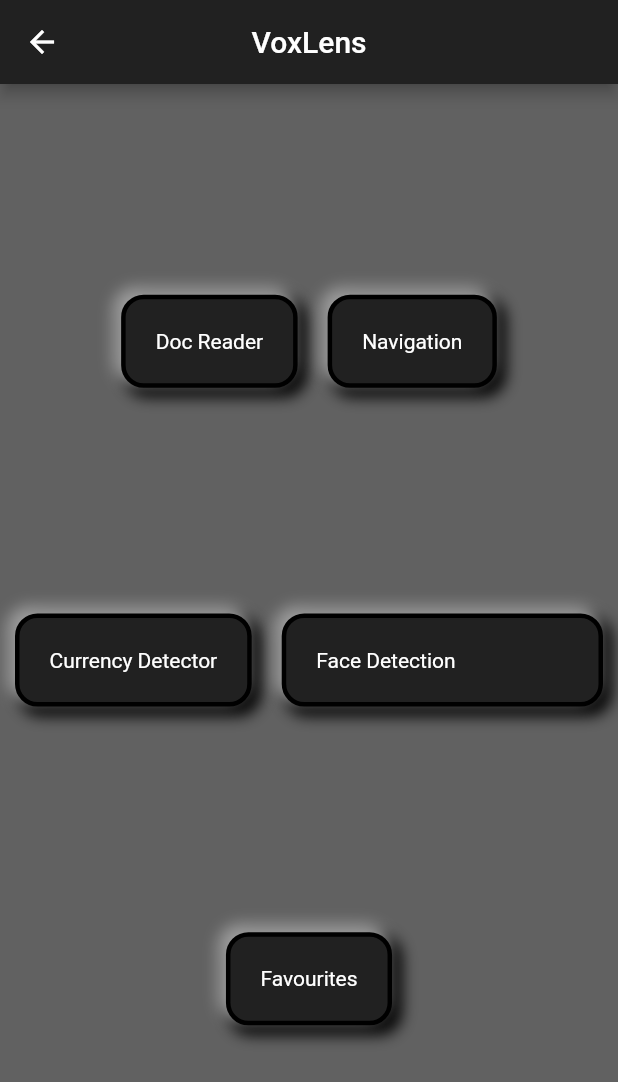
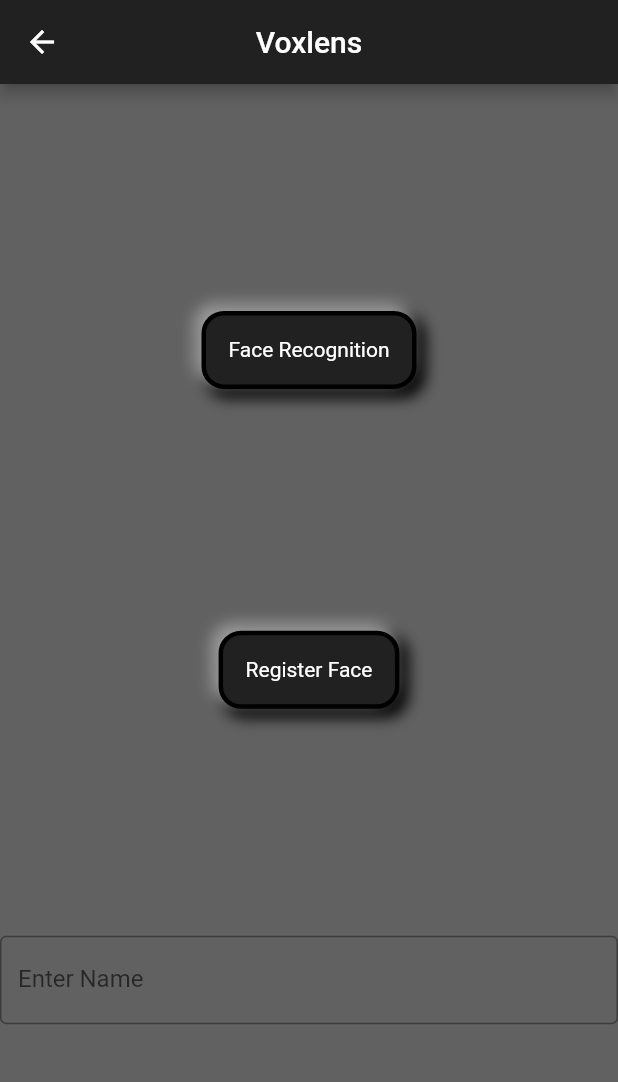
Before and after one commit to aaadddiii/voxlens, a Flutter app: the Main_menu screen opened directly, after a tap on "Navigation", on a phone screen of 412 x 824 dp. Shown: the top 1082 px of the screen. Run offline on Flutter 3.47's test engine with Material 2 defaults, Android fonts, the phone set to English and light mode, and no system bars; our stand-ins replace dio, file_picker, flutter_dotenv, flutter_tts, image_picker, speech_to_text; missing offline and left inert: alan_voice, google_ml_kit, read_pdf_text.

Commit message:
face detetion

```diff
--- a/client/lib/home_screen.dart
+++ b/client/lib/home_screen.dart
@@ -82,7 +82,7 @@
 
       appBar: AppBar(
         backgroundColor: Colors.grey[900],
-        title: Text('VoxLens'),
+        title: Text('VoxLens '),
         centerTitle: true,
 
       ),
--- a/client/lib/main.dart
+++ b/client/lib/main.dart
@@ -1,7 +1,9 @@
 import 'package:flutter/material.dart';
 import 'home_screen.dart';
+import 'package:flutter_dotenv/flutter_dotenv.dart';
 
-void main() {
+Future main() async {
+  await dotenv.load(fileName: ".env");
   runApp(MaterialApp(
     home: Home()
   ));
--- a/client/lib/main_menu.dart
+++ b/client/lib/main_menu.dart
@@ -3,6 +3,7 @@
 import 'currency_detector.dart';
 import 'tts.dart';
 import 'package:alan_voice/alan_voice.dart';
+import 'navigation.dart';
 
 class Main_menu extends StatefulWidget {
   const Main_menu({Key? key}) : super(key: key);
@@ -62,7 +63,11 @@
               ),
               GestureDetector(
                 onTap: () {
-                  TTS().speak("navigation");
+                  // TTS().speak("navigation");
+                  Navigator.push(context,
+                      MaterialPageRoute(builder: (context) {
+                        return Navigation();
+                      }));
                 },
                 child: Expanded(child: Container(
                   child: Text('Navigation',
--- /dev/null
+++ b/client/lib/navigation.dart
@@ -0,0 +1,325 @@
+import 'package:flutter/foundation.dart';
+import 'package:flutter/material.dart';
+import 'package:google_ml_kit/google_ml_kit.dart';
+import 'package:image_picker/image_picker.dart';
+import 'tts.dart';
+import 'package:file_picker/file_picker.dart';
+import 'package:read_pdf_text/read_pdf_text.dart';
+import 'package:alan_voice/alan_voice.dart';
+import 'package:dio/dio.dart';
+import 'dart:io';
+import 'dart:convert';
+import 'package:flutter_dotenv/flutter_dotenv.dart';
+import 'package:http/http.dart' as http;
+
+
+
+class Navigation extends StatefulWidget {
+  const Navigation({Key? key}) : super(key: key);
+
+  @override
+  State<Navigation> createState() => _NavigationState();
+}
+
+class _NavigationState extends State<Navigation> {
+
+
+  XFile? imageFile;
+  String scannedText="";
+  TextEditingController reg = new TextEditingController();
+  @override
+  Widget build(BuildContext context) {
+    return Scaffold(
+      backgroundColor: Colors.grey[700],
+      appBar: AppBar(
+        backgroundColor: Colors.grey[900],
+        title: Text('Voxlens',
+          style: TextStyle(
+              color: Colors.white
+          ),),
+        centerTitle: true,
+      ),
+      body: Column(
+        mainAxisAlignment: MainAxisAlignment.spaceEvenly,
+        crossAxisAlignment: CrossAxisAlignment.center,
+        children:[
+          Flexible(child: Row(
+            mainAxisAlignment: MainAxisAlignment.center,
+            children: [
+              GestureDetector(
+                onTap: (){
+                  getImage(0);
+                },
+                child: Expanded(
+                    child: Container(
+                      child: Text('Face Recognition',
+                        style: TextStyle(
+                            color: Colors.white
+                        ),),
+                      padding: EdgeInsets.all(15.0),
+                      margin: EdgeInsets.all(10.0),
+                      // color: Colors.grey[900],
+                      decoration: BoxDecoration(
+                        color: Colors.grey[900],
+                        border: Border.all(width: 3,color: Colors.black),
+                        borderRadius: BorderRadius.all(Radius.circular(15)),
+                        boxShadow : [BoxShadow(color: Colors.black,spreadRadius: 2,blurRadius: 8,offset:Offset(4,4)),
+                          BoxShadow(color: Colors.grey,spreadRadius: 1,blurRadius: 8,offset:Offset(-4,-4))],
+                      ),
+                    )),
+              ),
+            ],
+          ),
+            flex: 2,),
+          Flexible(child: Row(
+            mainAxisAlignment: MainAxisAlignment.center,
+            children: [
+              GestureDetector(
+                onTap: (){
+                  if(reg.text == ""){
+                    showDialog(context: context, builder: (BuildContext context){
+                      return AlertDialog(
+                        title: Text("Enter a Name for the face"),
+                      );
+                    });
+                  }
+                  else{
+                    registerFace(reg.text);
+                  }
+                },
+                child: Expanded(
+                    child: Container(
+                      child: Text('Register Face',
+                        style: TextStyle(
+                            color: Colors.white
+                        ),),
+                      padding: EdgeInsets.all(15.0),
+                      margin: EdgeInsets.all(10.0),
+                      // color: Colors.grey[900],
+                      decoration: BoxDecoration(
+                        color: Colors.grey[900],
+                        border: Border.all(width: 3,color: Colors.black),
+                        borderRadius: BorderRadius.all(Radius.circular(15)),
+                        boxShadow : [BoxShadow(color: Colors.black,spreadRadius: 2,blurRadius: 8,offset:Offset(4,4)),
+                          BoxShadow(color: Colors.grey,spreadRadius: 1,blurRadius: 8,offset:Offset(-4,-4))],
+                      ),
+                    )),
+              ),
+            ],
+          ),
+            flex: 2,),
+          TextField(
+            controller: reg,
+            decoration: InputDecoration(
+              border: OutlineInputBorder(),
+              labelText: 'Enter Name'
+            ),
+          )
+        ],),
+    );
+  }
+
+  // XFile? imageFile;
+  // String scannedText="";
+  void getImage(int stch) async{
+    try{
+
+      final pickedImage;
+      if(stch == 1){
+        pickedImage = await ImagePicker().pickImage(source: ImageSource.gallery);
+      }
+      else{
+        pickedImage = await ImagePicker().pickImage(source: ImageSource.camera);
+      }
+      if(pickedImage != null){
+        imageFile = pickedImage;
+        _upload(pickedImage);
+      }
+    } catch(e){
+      print("Error occured");
+    }
+  }
+// void recognizeText(XFile image) async{
+//   final inputImage = InputImage.fromFilePath(image.path);
+//   final textDetector = GoogleMlKit.vision.textRecognizer();
+//   RecognizedText recognizedText = await textDetector.processImage(inputImage);
+//   await textDetector.close();
+//   scannedText = "";
+//   for(TextBlock block in recognizedText.blocks){
+//     for(TextLine line in block.lines){
+//       TTS().speak(line.text);
+//       scannedText = scannedText + line.text + "\n";
+//     }
+//   }
+//   print(scannedText);
+//   TTS().speak(scannedText);
+// }
+
+  void _upload(XFile file) async {
+    File image = File(file.path);
+    String fileName = file.path.split('/').last;
+    print(fileName);
+
+    String endPoint = dotenv.env['END_POINT']!;
+    String api_key = dotenv.env['API_KEY']!;
+    // Dio dio = new Dio();
+    // dio.options.headers["Ocp-Apim-Subscription-Key"] = api_key;
+    // dio.options.headers["con"] = api_key;
+    // var response = await dio.post(endPoint,data: data);
+    // print(response.data);
+    // // var text = response.data["description"]["captions"][0]["text"];
+    // // TTS().speak(text);
+    // print(fileName);
+
+    final uri = Uri.https(endPoint, "face/v1.0/detect");
+    final response = await http.post(
+      uri,
+      body: image.readAsBytesSync(),
+      headers: {
+        'Ocp-Apim-Subscription-Key': api_key,
+        'Content-Type': 'application/octet-stream'
+      },
+    );
+    List<dynamic> res = json.decode(response.body);
+    print(res);
+    List<String> faceIds = [];
+    for (var i = 0; i < res.length; i++) {
+      // TO DO
+      faceIds.add(res[i]["faceId"]);
+    }
+    print(faceIds);
+    _identify(faceIds);
+    print("printing .. ++ __ -- upload");
+  }
+
+  void _identify(List<String> faceIds) async{
+    String endPoint = dotenv.env['END_POINT']!;
+    String api_key = dotenv.env['API_KEY']!;
+    var uri = Uri.https(endPoint, "face/v1.0/identify");
+    var response = await http.post(
+      uri,
+      body: jsonEncode({
+        "PersonGroupId": "vox_lens",
+        "faceIds": faceIds,
+        "maxNumOfCandidatesReturned": 1,
+        "confidenceThreshold": 0.5
+      }),
+      headers: {
+        'Ocp-Apim-Subscription-Key': api_key,
+        'Content-Type': 'application/json'
+      },
+    );
+    List<dynamic> res2 = json.decode(response.body);
+    get_name(res2);
+  }
+
+  void get_name(List<dynamic> person_info) async{
+    String endPoint = dotenv.env['END_POINT']!;
+    String api_key = dotenv.env['API_KEY']!;
+    for(var i=0;i<person_info.length;i++){
+      var info = person_info[i]["candidates"];
+      print("Information===========");
+      print(info);
+      if(info.length != 0){
+        String personId = info[0]["personId"];
+        var url = Uri.https(endPoint, "/face/v1.0/persongroups/vox_lens/persons/" + personId);
+        var response = await http.get(
+          url,
+          headers: {
+            'Ocp-Apim-Subscription-Key': api_key,
+            'Content-Type': 'application/json'
+          },
+        );
+        Map<String,dynamic> res2 = json.decode(response.body);
+        print(res2);
+        TTS().speak("Found " + res2["name"]);
+      }
+    }
+  }
+
+  void registerFace(String name) async{
+    print("Registering ... " + name);
+    String endPoint = dotenv.env['END_POINT']!;
+    String api_key = dotenv.env['API_KEY']!;
+    XFile? pickedImage;
+    try{
+      pickedImage = await ImagePicker().pickImage(source: ImageSource.camera);
+      if(pickedImage != null){
+        imageFile = pickedImage;
+      }
+    } catch(e){
+      print("Error occured");
+    }
+    File image = File(pickedImage!.path);
+    var uri = Uri.https(endPoint, "face/v1.0/detect");
+    var response = await http.post(
+      uri,
+      body: image.readAsBytesSync(),
+      headers: {
+        'Ocp-Apim-Subscription-Key': api_key,
+        'Content-Type': 'application/octet-stream'
+      },
+    );
+    List<dynamic> res = json.decode(response.body);
+    print(res[0]["faceId"]);
+    if(res.length != 1){
+      showDialog(context: context, builder: (BuildContext context){
+        return AlertDialog(
+          title: Text("More than one face in the scene"),
+        );
+      });
+    }
+    else {
+      var uri_name_reg = Uri.https(endPoint, "face/v1.0/persongroups/vox_lens/persons");
+      var response_name_reg = await http.post(
+        uri_name_reg,
+        body: jsonEncode({
+            "name" : name
+        }),
+        headers: {
+          'Ocp-Apim-Subscription-Key': api_key,
+          'Content-Type': 'application/json'
+        },
+      );
+      Map<String, dynamic> res2 = json.decode(response_name_reg.body);
+      String personId = res2["personId"];
+      add_face(personId, pickedImage);
+    }
+    print("printing .. ++ __ -- reg");
+  }
+
+  void add_face(String personId, XFile? pickedImage) async{
+    String endPoint = dotenv.env['END_POINT']!;
+    String api_key = dotenv.env['API_KEY']!;
+    File image = File(pickedImage!.path);
+    var uri = Uri.https(endPoint, "face/v1.0/persongroups/vox_lens/persons/" + personId +"/persistedFaces");
+    var response = await http.post(
+    uri,
+    body: image.readAsBytesSync(),
+    headers: {
+    'Ocp-Apim-Subscription-Key': api_key,
+    'Content-Type': 'application/octet-stream'
+    },
+    );
+    Map<String,dynamic> res = json.decode(response.body);
+    print("persistant face id");
+    print(res);
+    train();
+  }
+  void train() async{
+    print("Training...");
+    String endPoint = dotenv.env['END_POINT']!;
+    String api_key = dotenv.env['API_KEY']!;
+    var uri = Uri.https(endPoint, "face/v1.0/persongroups/vox_lens/train");
+    var response = await http.post(
+      uri,
+      headers: {
+        'Ocp-Apim-Subscription-Key': api_key,
+        'Content-Type': 'application/json'
+      },
+    );
+    print("Training over");
+    TTS().speak("registered");
+  }
+
+}
```
Also changed, not shown: client/pubspec.yaml (+7 -3 lines), client/pubspec.lock, 3 other files.
